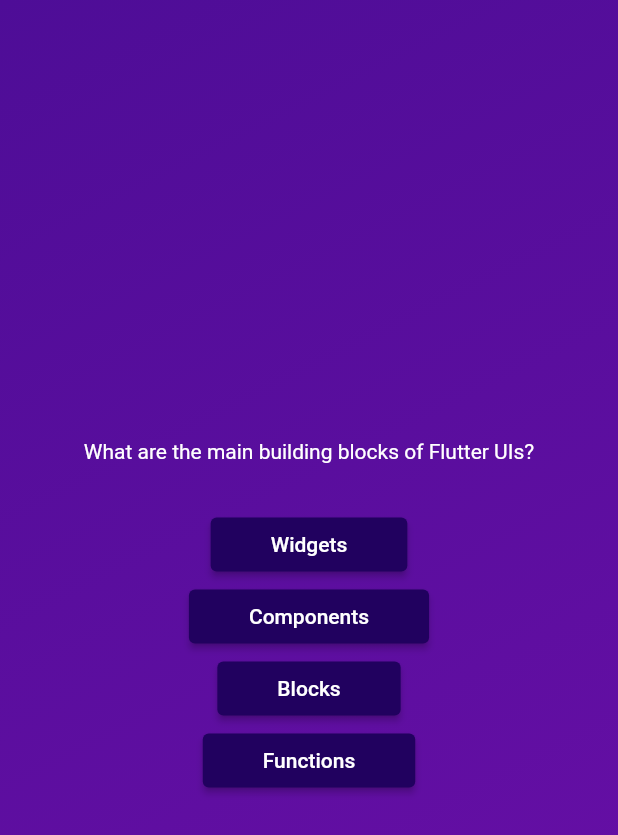
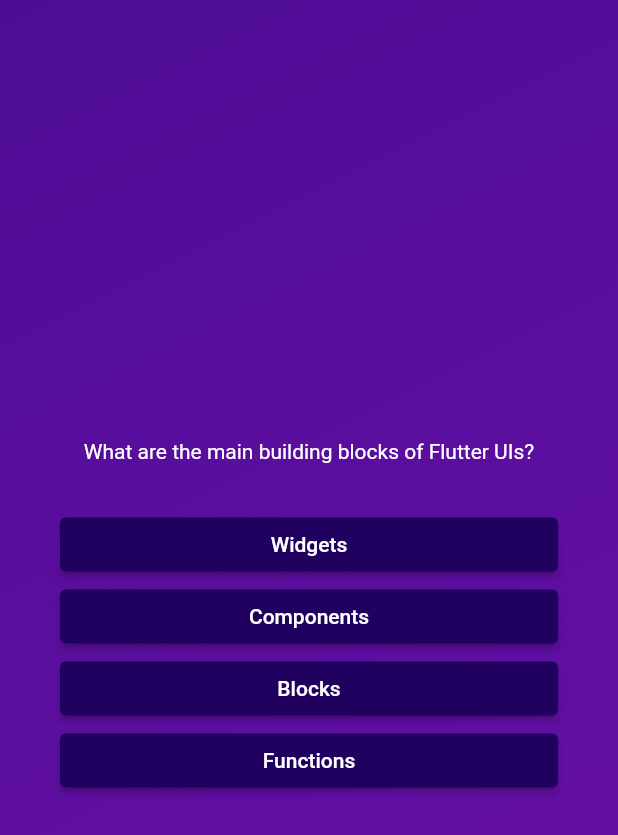
Before and after one commit to neerajsinghsarathe/flutter-quiz-app, a Flutter app: the screen it shows after launch, after a tap on "Start Quiz", on a phone screen of 412 x 824 dp. Shown: the top 835 px of the screen. Run offline on Flutter 3.47's test engine with Material 2 defaults, Android fonts, the phone set to English and light mode, and no system bars.

Commit message:
Text alignment and style changes.

```diff
--- a/lib/questions_screen.dart
+++ b/lib/questions_screen.dart
@@ -18,12 +18,16 @@ class _QuestionsState extends State<QuestionsScreen> {
     final currentQuestion = questions[0];
     return SizedBox(
       width: double.infinity,
+      child: Container(
+        margin: const EdgeInsets.all(40),
         child: Column(
           mainAxisAlignment: MainAxisAlignment.center,
+          crossAxisAlignment: CrossAxisAlignment.stretch,
           children: [
             Text(
               currentQuestion.text,
               style: const TextStyle(color: Colors.white),
+              textAlign: TextAlign.center,
             ),
             const SizedBox(height: 30),
             ...currentQuestion.answers.map((item) => AnswerButton(
@@ -32,6 +36,7 @@ class _QuestionsState extends State<QuestionsScreen> {
             ))
           ],
         ),
+      )
     );
   }
 }
```
Lines whose indentation alone changed are shown as unchanged.
